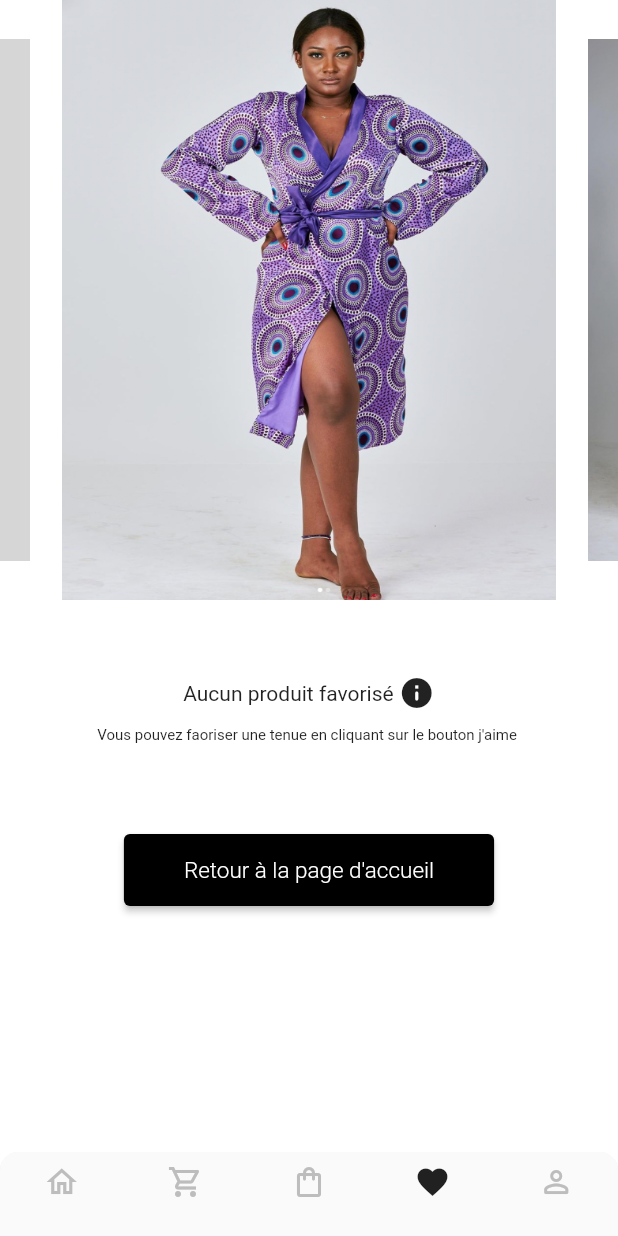
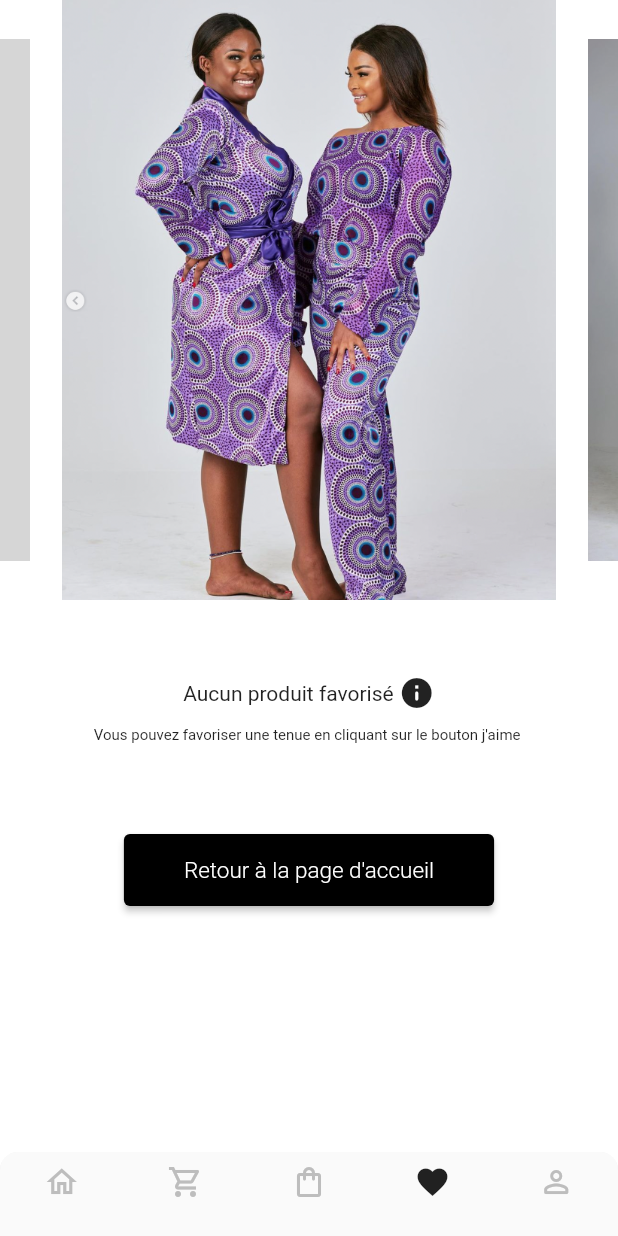
Before and after one commit to JordyHers/Owanto_e-commerce, a Flutter app: the DashBoardScreen screen opened directly, item 4 of the bottom bar chosen, on a phone screen of 412 x 824 dp. Run offline on Flutter 3.47's test engine with Material 2 defaults, Android fonts, the phone set to English and light mode, and no system bars; drawn by our look-alikes of carousel_slider; our stand-ins replace badges, flutter_rating_bar, flutter_svg, fluttertoast, page_transition; grey boxes are pictures that could not be loaded.

Commit message:
Set for public

```diff
--- a/lib/main.dart
+++ b/lib/main.dart
@@ -29,7 +29,7 @@
       child: MaterialApp(
         debugShowCheckedModeBanner: false,
         theme: ThemeData(
-          primarySwatch: kPrimaryColor,
+          primarySwatch: buildMaterialColor(Colors.cyan.shade800),
           primaryColor: Colors.black,
         ),
         onGenerateRoute: Routes.onGenerateRouter,
--- a/lib/src/view/screen/component/hometab/header_page.dart
+++ b/lib/src/view/screen/component/hometab/header_page.dart
@@ -4,12 +4,7 @@
 import 'package:provider/provider.dart';
 
 class HeaderPage extends StatelessWidget {
-  List<String> listImage = [
-    'https://images.pexels.com/photos/2657594/pexels-photo-2657594.jpeg?cs=srgb&dl=pexels-vinicius-altava-2657594.jpg&fm=jpg',
-    'https://images.pexels.com/photos/2657594/pexels-photo-2657594.jpeg?cs=srgb&dl=pexels-vinicius-altava-2657594.jpg&fm=jpg',
-    'https://images.pexels.com/photos/2657594/pexels-photo-2657594.jpeg?cs=srgb&dl=pexels-vinicius-altava-2657594.jpg&fm=jpg',
-    'https://images.pexels.com/photos/2657594/pexels-photo-2657594.jpeg?cs=srgb&dl=pexels-vinicius-altava-2657594.jpg&fm=jpg',
-  ];
+
   @override
   Widget build(BuildContext context) {
     ProductViewModel prductVM = Provider.of(context, listen: false);
@@ -28,12 +23,12 @@
                 builder: (BuildContext context) => Container(
                     height: 400,
                     width: 500,
-                    decoration: BoxDecoration(
+                    decoration: const BoxDecoration(
                       borderRadius: BorderRadius.all(Radius.circular(20)),
                     ),
                     child: Image.asset(
                       product.urlImage!.first,
-                      fit: BoxFit.fill,
+                      fit: BoxFit.fitWidth,
                     )),
               ))
           .toList(),
--- a/lib/src/view/screen/dash_board_screen.dart
+++ b/lib/src/view/screen/dash_board_screen.dart
@@ -44,31 +44,31 @@
           onTap: (int index){
             bottomProvider.changePageTab =index;
           },
-          items: [
+          items: const  [
             BottomNavigationBarItem(
-              title: Container(height: 0),
-              activeIcon: const Icon(Icons.home),
-              icon: const  Icon(Icons.home_outlined,),
+              label: '',
+              activeIcon: Icon(Icons.home),
+              icon: Icon(Icons.home_outlined,),
             ),
             BottomNavigationBarItem(
-              title: Container(height: 0),
-              activeIcon: const Icon(Icons.shopping_cart),
-              icon: const  Icon(Icons.shopping_cart_outlined),
+              label: '',
+              activeIcon: Icon(Icons.shopping_cart),
+              icon: Icon(Icons.shopping_cart_outlined),
             ),
             BottomNavigationBarItem(
-              title: Container(height: 0),
-              activeIcon: const Icon(Icons.shopping_bag),
-              icon: const  Icon(Icons.shopping_bag_outlined),
+              label: '',
+              activeIcon:  Icon(Icons.shopping_bag),
+              icon:  Icon(Icons.shopping_bag_outlined),
             ),
             BottomNavigationBarItem(
-              title: Container(height: 0),
-              activeIcon: const Icon(Icons.favorite),
-              icon: const  Icon(Icons.favorite_outline),
+              label: '',
+              activeIcon:  Icon(Icons.favorite),
+              icon:  Icon(Icons.favorite_outline),
             ),
             BottomNavigationBarItem(
-              title: Container(height: 0),
-              activeIcon: const Icon(Icons.person_rounded),
-              icon: const  Icon(Icons.person_outline_rounded),
+              label: '',
+              activeIcon: Icon(Icons.person_rounded),
+              icon:  Icon(Icons.person_outline_rounded),
             ),
           ],
         ),
--- a/lib/src/view/screen/favorite_tab.dart
+++ b/lib/src/view/screen/favorite_tab.dart
@@ -17,17 +17,17 @@
           const SizedBox(height: 50),
           Row(
             mainAxisAlignment: MainAxisAlignment.center,
-            children: [
+            children: const [
               Text("Aucun produit favorisé "),
               Icon(Icons.info_rounded)
             ],
           ),
-          Center(
+         const  Center(
             child: Padding(
               padding:
                   EdgeInsets.only(left: 20, right: 20, top: 10, bottom: 60),
               child: Text(
-                "Vous pouvez faoriser une tenue en cliquant sur le bouton j'aime ",
+                "Vous pouvez favoriser une tenue en cliquant sur le bouton j'aime ",
                 style: TextStyle(fontSize: 10, fontWeight: FontWeight.w400),
               ),
             ),
@@ -36,11 +36,11 @@
               onPressed: () {
                 print("DEBUG: Favorite TAB Button presssed");
               },
-              child: Text("Retour à la page d'accueil"),
+              child: const Text("Retour à la page d'accueil"),
               style: ElevatedButton.styleFrom(
                   primary: Colors.black,
-                  padding: EdgeInsets.symmetric(horizontal: 40, vertical: 15),
-                  textStyle: TextStyle(
+                  padding: const EdgeInsets.symmetric(horizontal: 40, vertical: 15),
+                  textStyle: const TextStyle(
                       fontSize: 15,
                       color: Colors.white,
                       fontWeight: FontWeight.w300)))
```
Also changed, not shown: lib/src/const/app_colors.dart (+21 -0 lines), lib/src/view/screen/forgot_pass_screen.dart (+16 -16 lines), lib/src/view/screen/login_screen.dart (+9 -9 lines), assets/owanto/model_0.png, assets/owanto/model_4.png, pubspec.lock, 1 other file.
